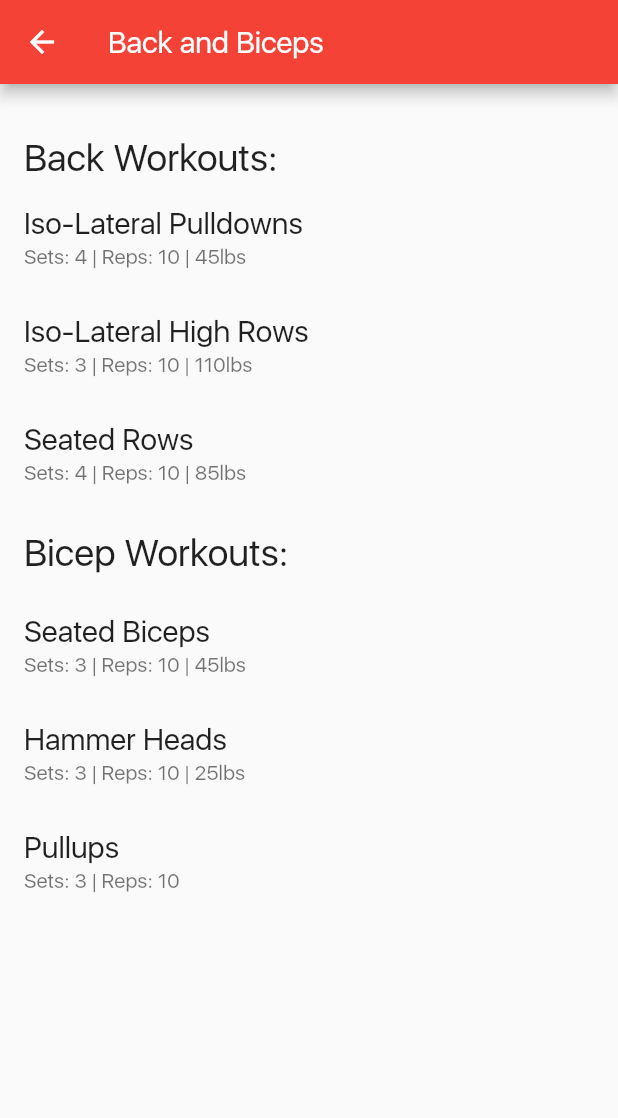
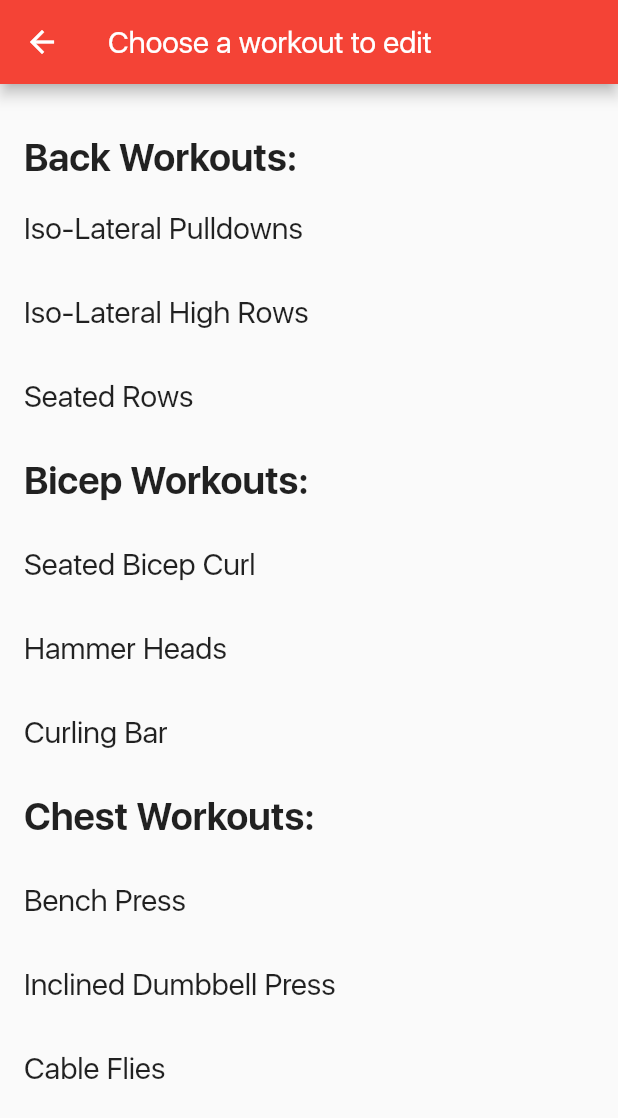
Before and after one commit to TrevorHuval/Mog, a Flutter app: the diary screen opened directly, on a phone screen of 412 x 824 dp. Shown: the top 1118 px of the screen. Run offline on Flutter 3.47's test engine with Material 2 defaults, Android fonts, the phone set to English and light mode, and no system bars; our stand-ins replace cloud_firestore, convex_bottom_bar, firebase_auth, firebase_core, fl_chart, percent_indicator and 1 more; missing offline and left inert: cloud_firestore_web, firebase_auth_web, firebase_core_web, firebase_database_web; accounts and stored records are empty; project files that could hold a hidden picture were left out.

Commit message:
New Diary

```diff
--- a/lib/screens/diary.dart
+++ b/lib/screens/diary.dart
@@ -6,7 +6,7 @@ import 'package:flutter/material.dart';
 import 'package:flutter/painting.dart';
 import 'package:flutter/rendering.dart';
 import 'package:flutter/widgets.dart';
-import 'group_profile.dart';
+import '../widgets/group_profile.dart';
 
 class diary extends StatelessWidget {
   @override
@@ -15,7 +15,7 @@ class diary extends StatelessWidget {
       length: 2,
       child: Scaffold(
         appBar: AppBar(
-          title: Text('Back and Biceps'),
+          title: Text('Choose a workout to edit'),
           backgroundColor: Colors.red,
         ),
         body: Center(
@@ -30,16 +30,13 @@ class diary extends StatelessWidget {
               ListTile(
                 title: Text(
                   '\nBack Workouts:',
-                  style: TextStyle(fontSize: 25),
+                  style: TextStyle(fontSize: 25, fontWeight: FontWeight.bold),
                 ),
               ),
               ListTile(
                 title: Text(
                   'Iso-Lateral Pulldowns',
                   style: TextStyle(fontSize: 20),
-                ),
-                subtitle: Text(
-                  'Sets: 4 | Reps: 10 | 45lbs',
                 ),
                 onTap: () {},
               ),
@@ -48,9 +45,6 @@ class diary extends StatelessWidget {
                   'Iso-Lateral High Rows',
                   style: TextStyle(fontSize: 20),
                 ),
-                subtitle: Text(
-                  'Sets: 3 | Reps: 10 | 110lbs',
-                ),
                 onTap: () {},
               ),
               ListTile(
@@ -58,24 +52,20 @@ class diary extends StatelessWidget {
                   'Seated Rows',
                   style: TextStyle(fontSize: 20),
                 ),
-                subtitle: Text(
-                  'Sets: 4 | Reps: 10 | 85lbs',
-                ),
                 onTap: () {},
               ),
+              //
+              // Spacer
               ListTile(
                 title: Text(
                   'Bicep Workouts:',
-                  style: TextStyle(fontSize: 25),
+                  style: TextStyle(fontSize: 25, fontWeight: FontWeight.bold),
                 ),
               ),
               ListTile(
                 title: Text(
-                  'Seated Biceps',
+                  'Seated Bicep Curl',
                   style: TextStyle(fontSize: 20),
-                ),
-                subtitle: Text(
-                  'Sets: 3 | Reps: 10 | 45lbs',
                 ),
                 onTap: () {},
               ),
@@ -84,18 +74,41 @@ class diary extends StatelessWidget {
                   'Hammer Heads',
                   style: TextStyle(fontSize: 20),
                 ),
-                subtitle: Text(
-                  'Sets: 3 | Reps: 10 | 25lbs',
+                onTap: () {},
+              ),
+              ListTile(
+                title: Text(
+                  'Curling Bar',
+                  style: TextStyle(fontSize: 20),
+                ),
+                onTap: () {},
+              ),
+              //
+              // Spacer
+              ListTile(
+                title: Text(
+                  'Chest Workouts:',
+                  style: TextStyle(fontSize: 25, fontWeight: FontWeight.bold),
+                ),
+              ),
+              ListTile(
+                title: Text(
+                  'Bench Press',
+                  style: TextStyle(fontSize: 20),
                 ),
                 onTap: () {},
               ),
               ListTile(
                 title: Text(
-                  'Pullups',
+                  'Inclined Dumbbell Press',
                   style: TextStyle(fontSize: 20),
                 ),
-                subtitle: Text(
-                  'Sets: 3 | Reps: 10',
+                onTap: () {},
+              ),
+              ListTile(
+                title: Text(
+                  'Cable Flies',
+                  style: TextStyle(fontSize: 20),
                 ),
                 onTap: () {},
               ),
```
